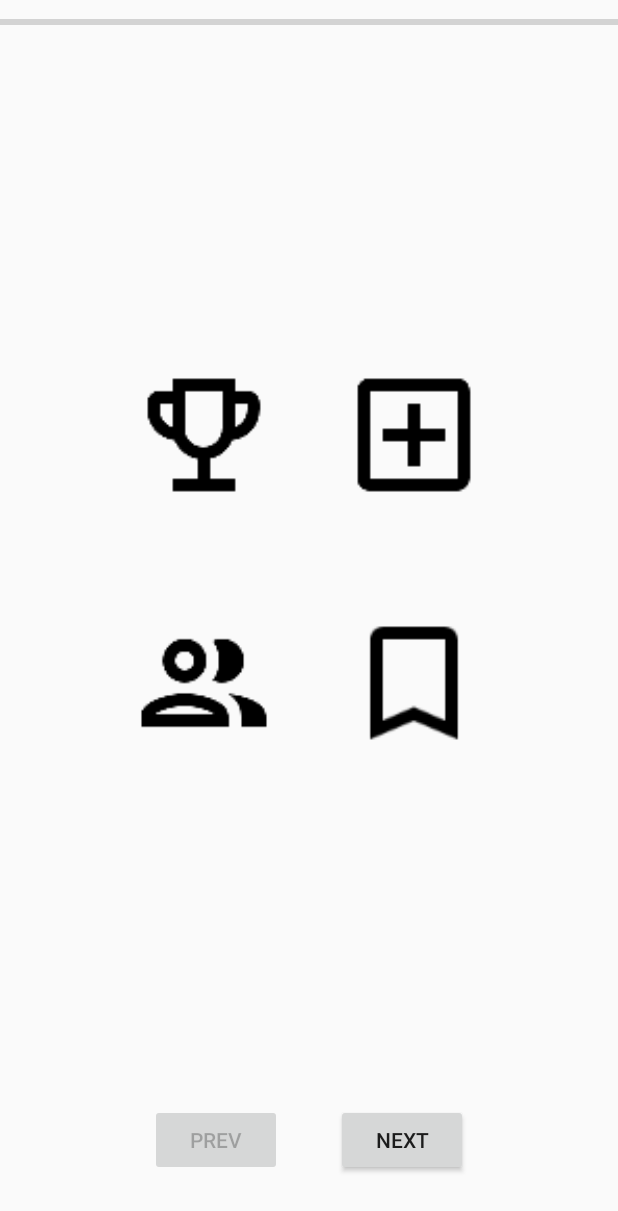
After one commit to tnvkc/MOSIS_Projekat, an Android app: the AddObject_SelectType screen opened directly, with no data from a screen before it, on a phone screen of 412 x 824 dp. The commit adds this screen. Shown: the top 1211 px of the screen. Run offline under Robolectric (Android 15) with nearby library versions, the phone set to English and light mode, and no system bars.

Commit message:
pocetak za AddNewObjectActivity, layout-i za odgovarajuce fragmente

```diff
--- a/WalkHike/app/build.gradle
+++ b/WalkHike/app/build.gradle
@@ -43,6 +43,7 @@ dependencies {
     implementation 'androidx.navigation:navigation-fragment:2.2.2'
     implementation 'androidx.navigation:navigation-ui:2.2.2'
     implementation 'androidx.lifecycle:lifecycle-extensions:2.0.0'
+    implementation 'androidx.legacy:legacy-support-v4:1.0.0'
     testImplementation 'junit:junit:4.12'
     androidTestImplementation 'androidx.test.ext:junit:1.1.1'
     androidTestImplementation 'androidx.test.espresso:espresso-core:3.2.0'
--- /dev/null
+++ b/WalkHike/app/src/main/java/tamara/mosis/elfak/walkhike/Fragments/AddObject_SelectType.java
@@ -0,0 +1,26 @@
+package tamara.mosis.elfak.walkhike.Fragments;
+
+import android.os.Bundle;
+
+import androidx.fragment.app.Fragment;
+
+import android.view.LayoutInflater;
+import android.view.View;
+import android.view.ViewGroup;
+
+import tamara.mosis.elfak.walkhike.R;
+
+public class AddObject_SelectType extends Fragment {
+
+    @Override
+    public void onCreate(Bundle savedInstanceState) {
+        super.onCreate(savedInstanceState);
+    }
+
+    @Override
+    public View onCreateView(LayoutInflater inflater, ViewGroup container,
+                             Bundle savedInstanceState) {
+        // Inflate the layout for this fragment
+        return inflater.inflate(R.layout.fragment_add_object__select_type, container, false);
+    }
+}
--- a/WalkHike/app/src/main/res/layout/activity_add_new_object.xml
+++ b/WalkHike/app/src/main/res/layout/activity_add_new_object.xml
@@ -1,18 +1,51 @@
 <?xml version="1.0" encoding="utf-8"?>
-<androidx.constraintlayout.widget.ConstraintLayout xmlns:android="http://schemas.android.com/apk/res/android"
+<RelativeLayout xmlns:android="http://schemas.android.com/apk/res/android"
     xmlns:app="http://schemas.android.com/apk/res-auto"
     xmlns:tools="http://schemas.android.com/tools"
     android:layout_width="match_parent"
     android:layout_height="match_parent"
     tools:context=".AddNewObjectActivity">
 
-    <TextView
-        android:id="@+id/textView2"
-        android:layout_width="260dp"
-        android:layout_height="241dp"
-        android:text="Add new object activity"
-        app:layout_constraintBottom_toBottomOf="parent"
-        app:layout_constraintEnd_toEndOf="parent"
-        app:layout_constraintStart_toStartOf="parent"
-        app:layout_constraintTop_toTopOf="parent" />
-</androidx.constraintlayout.widget.ConstraintLayout>
+   <ProgressBar
+       android:layout_width="match_parent"
+       android:layout_height="10dp"
+       style="@style/Widget.AppCompat.ProgressBar.Horizontal"
+       android:layout_marginTop="10dp"
+       android:layout_marginBottom="10dp"
+       android:progress="0"
+       android:id="@+id/progressBar"/>
+
+    <RelativeLayout
+        android:layout_width="match_parent"
+        android:layout_height="match_parent"
+        android:layout_below="@+id/progressBar"
+        android:layout_above="@+id/control_buttons"
+        android:id="@+id/fragment_container"
+        />
+
+    <LinearLayout
+        android:layout_width="match_parent"
+        android:layout_height="wrap_content"
+        android:id="@+id/control_buttons"
+        android:layout_alignParentBottom="true"
+        android:layout_marginBottom="40dp"
+        android:layout_marginTop="20dp"
+        android:gravity="center">
+
+        <Button
+            android:layout_width="wrap_content"
+            android:layout_height="match_parent"
+            android:text="@string/button_prev"
+            android:id="@+id/add_object_prev"
+            android:layout_marginEnd="18dp"/>
+        <Button
+            android:layout_width="wrap_content"
+            android:layout_height="match_parent"
+            android:text="@string/button_next"
+            android:id="@+id/add_object_next"
+            android:layout_marginStart="18dp"/>
+
+    </LinearLayout>
+
+
+</RelativeLayout>
--- /dev/null
+++ b/WalkHike/app/src/main/res/layout/fragment_add_object__select_type.xml
@@ -0,0 +1,56 @@
+<?xml version="1.0" encoding="utf-8"?>
+<RelativeLayout xmlns:android="http://schemas.android.com/apk/res/android"
+    xmlns:tools="http://schemas.android.com/tools"
+    android:layout_width="match_parent"
+    android:layout_height="match_parent"
+    tools:context=".Fragments.AddObject_SelectType">
+
+    <TableLayout
+        android:layout_width="wrap_content"
+        android:layout_height="wrap_content"
+        android:gravity="center"
+        android:layout_centerInParent="true">
+
+        <TableRow
+            android:layout_width="match_parent"
+            android:layout_height="match_parent"
+            android:layout_marginBottom="50dp">
+
+            <ImageView
+                android:layout_width="100dp"
+                android:layout_height="100dp"
+                android:src="@drawable/ic_trophy"
+                android:layout_marginEnd="20dp"
+                android:contentDescription="@string/add_message" />
+
+            <ImageView
+                android:layout_width="100dp"
+                android:layout_height="100dp"
+                android:src="@drawable/ic_add_object"
+                android:layout_marginStart="20dp"
+                android:contentDescription="@string/add_checkpoint"/>
+
+        </TableRow>
+        <TableRow
+            android:layout_width="match_parent"
+            android:layout_height="match_parent"
+            android:layout_marginTop="15dp">
+
+            <ImageView
+                android:layout_width="100dp"
+                android:layout_height="100dp"
+                android:src="@drawable/ic_friends"
+                android:layout_marginEnd="20dp"
+                android:contentDescription="@string/add_picture" />
+
+            <ImageView
+                android:layout_width="100dp"
+                android:layout_height="100dp"
+                android:src="@drawable/ic_completed"
+                android:layout_marginStart="20dp"
+                android:contentDescription="@string/add_emoji"/>
+
+        </TableRow>
+    </TableLayout>
+
+</RelativeLayout>
--- a/WalkHike/app/src/main/res/values/strings.xml
+++ b/WalkHike/app/src/main/res/values/strings.xml
@@ -42,5 +42,15 @@
     <string name="map">Map</string>
     <string name="completed">Completed</string>
     <string name="leaderboard">Leaderboard</string>
+    <string name="add_message">Message</string>
+    <string name="add_checkpoint">Checkpoint</string>
+    <string name="add_picture">Picture</string>
+    <string name="add_emoji">Emoji</string>
+    <string name="checkpoint_add_name">Add name for your place:</string>
+    <string name="share_object_with">Share with</string>
+    <string name="object_make_public">make public</string>
+    <string name="show_object_in_ar">show in ar</string>
+    <string name="button_prev">Prev</string>
+    <string name="button_next">Next</string>
 
 </resources>
```
Also changed, not shown: WalkHike/app/src/main/java/tamara/mosis/elfak/walkhike/AddNewObjectActivity.java (+100 -2 lines), WalkHike/app/src/main/java/tamara/mosis/elfak/walkhike/Fragments/AddCheckpoint_EditObject.java (added, +25 -0 lines), WalkHike/app/src/main/java/tamara/mosis/elfak/walkhike/Fragments/AddObject_SetDetails.java (added, +26 -0 lines), WalkHike/app/src/main/res/layout/fragment_add_checkpoint__edit_object.xml (added, +25 -0 lines), WalkHike/app/src/main/res/layout/fragment_add_object__set_details.xml (added, +43 -0 lines).
